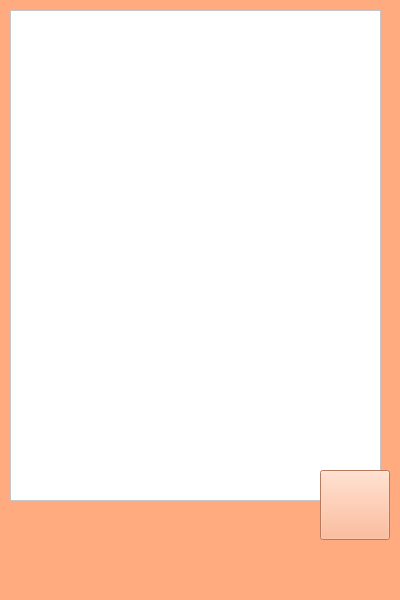
First picture: the form in Address_Book/mainwindow.ui, repository kajo12864/Address-Book, before the edit.
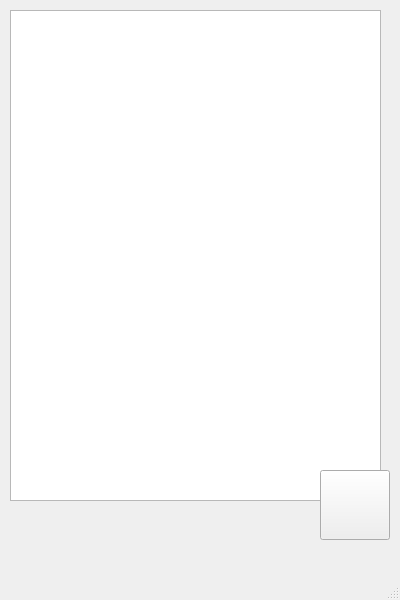
Second picture: the form after the edit. Icons and pictures are not drawn.

Commit message:
GUI Fixes, new profile GUI, modern colors
Changed some of the color settings to more closely resemble a modern aesthetic. Also fixed the profile editing form not appearing amongst other files, and added a new profile form that is meant to display input information.

Currently, the individual forms can be opened but do not display information nor have any functional code yet.

```diff
--- a/Address_Book/mainwindow.ui
+++ b/Address_Book/mainwindow.ui
@@ -26,8 +26,7 @@
    <string>Address Book</string>
   </property>
   <property name="styleSheet">
-   <string notr="true">background-color: rgb(255, 170, 127);
-color: black;</string>
+   <string notr="true">background-color: rgb(216, 233, 238);\n</string>
   </property>
   <widget class="QWidget" name="centralwidget">
    <widget class="QListWidget" name="listWidget">
@@ -40,7 +39,8 @@
      </rect>
     </property>
     <property name="styleSheet">
-     <string notr="true">background-color: #ffffff;</string>
+     <string notr="true">background-color: rgb(255, 255, 255);
+\\n</string>
     </property>
    </widget>
    <widget class="QPushButton" name="pushButton">
@@ -53,7 +53,7 @@
      </rect>
     </property>
     <property name="styleSheet">
-     <string notr="true">background-color: rgb(255, 170, 127);</string>
+     <string notr="true">background-color: rgb(216, 233, 238);\n</string>
     </property>
     <property name="text">
      <string/>
```
Left out of the diff: 2 changed lines with no effect on the pictures. The commit also changes 13 other files.
